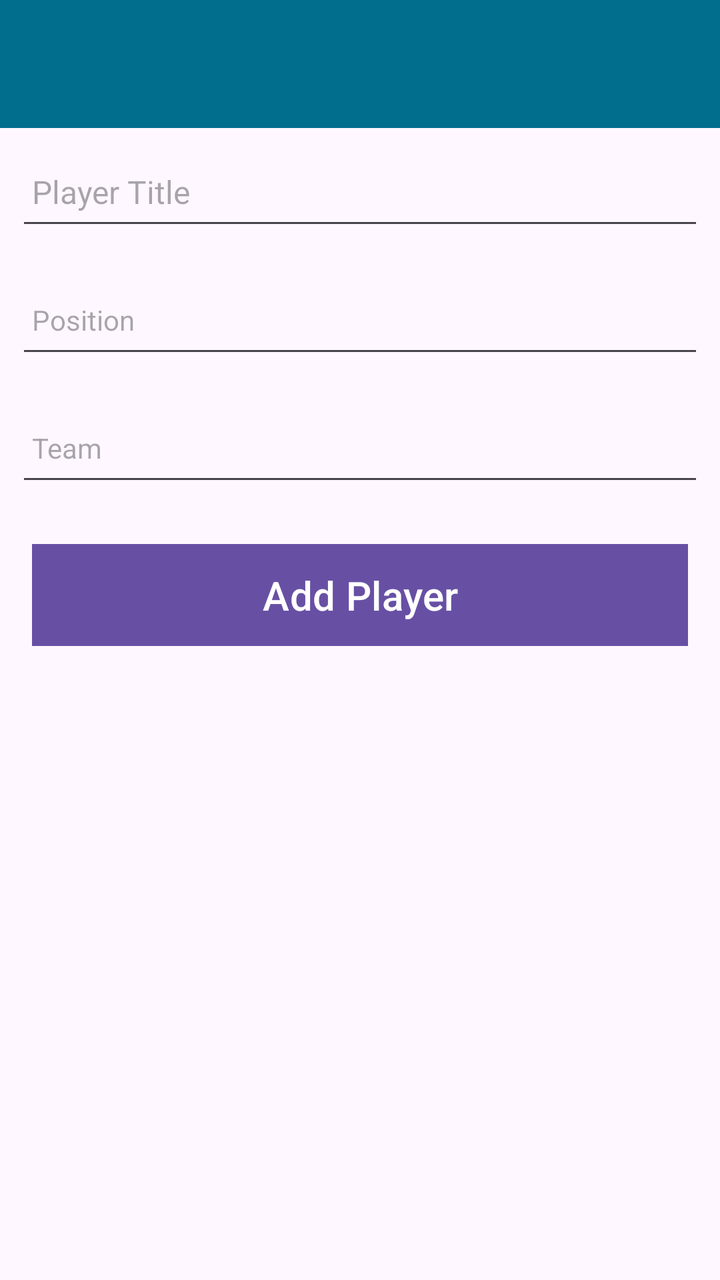
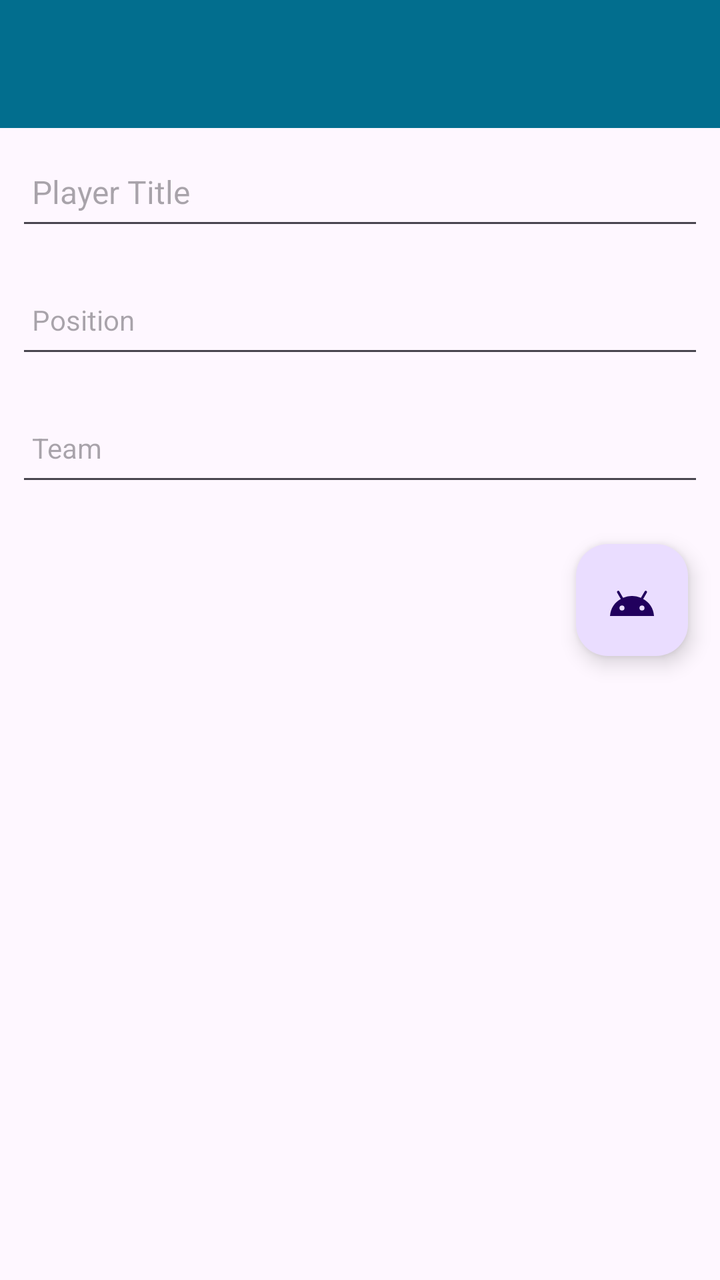

Before-and-after screenshots of an Android layout around one commit, followed by the original layout XML and the change that was made.
<!-- AndroidManifest.xml: application theme Theme.Basketball_club_application -->
<!-- res/layout/player_list.xml -->
<?xml version="1.0" encoding="utf-8"?>
<androidx.constraintlayout.widget.ConstraintLayout
    xmlns:android="http://schemas.android.com/apk/res/android"
    xmlns:app="http://schemas.android.com/apk/res-auto"
    xmlns:tools="http://schemas.android.com/tools"
    android:id="@+id/main"
    android:layout_width="match_parent"
    android:layout_height="match_parent"
    tools:context="PlayerList">

    <RelativeLayout
        android:layout_width="match_parent"
        android:layout_height="wrap_content"
        app:layout_constraintBottom_toBottomOf="parent"
        app:layout_constraintTop_toTopOf="parent">

        <com.google.android.material.appbar.AppBarLayout
            android:id="@+id/appBarLayout"
            android:layout_width="match_parent"
            android:layout_height="wrap_content"
            android:background="@color/colorAccent"
            android:fitsSystemWindows="true"
            app:elevation="0dip"
            app:theme="@style/ThemeOverlay.AppCompat.Dark.ActionBar">

            <androidx.appcompat.widget.Toolbar
                android:id="@+id/toolbarAdd"
                android:layout_width="match_parent"
                android:layout_height="wrap_content"
                app:titleTextColor="@color/colorPrimary" />
        </com.google.android.material.appbar.AppBarLayout>

        <ScrollView
            android:layout_width="match_parent"
            android:layout_height="match_parent"
            android:layout_below="@id/appBarLayout"
            android:fillViewport="true">

            <LinearLayout
                android:layout_width="match_parent"
                android:layout_height="wrap_content"
                android:orientation="vertical">

                <EditText
                    android:id="@+id/playerTitle"
                    android:layout_width="match_parent"
                    android:layout_height="48dp"
                    android:layout_margin="8dp"
                    android:autofillHints="hint"
                    android:hint="@string/hint_playerTitle"
                    android:inputType="text"
                    android:maxLength="25"
                    android:maxLines="1"
                    android:padding="8dp"
                    android:textColor="@color/colorPrimaryDark"
                    android:textSize="16sp" />

                <EditText
                    android:id="@+id/description"
                    android:layout_width="match_parent"
                    android:layout_height="48dp"
                    android:layout_margin="8dp"
                    android:hint="@string/hint_playerPosition"
                    android:inputType="text"
                    android:maxLength="25"
                    android:maxLines="1"
                    android:padding="8dp"
                    android:textColor="@color/colorPrimaryDark"
                    android:textSize="14sp" />

                <EditText
                    android:id="@+id/team"
                    android:layout_width="match_parent"
                    android:layout_height="48dp"
                    android:layout_margin="8dp"
                    android:hint="@string/hint_playerTeam"
                    android:inputType="text"
                    android:maxLength="25"
                    android:maxLines="1"
                    android:padding="8dp"
                    android:textColor="@color/colorPrimaryDark"
                    android:textSize="14sp" />

                <Button
                    android:id="@+id/btnAdd"
                    android:layout_width="match_parent"
                    android:layout_height="wrap_content"
                    android:layout_margin="16dp"
                    android:background="@color/colorAccent"
                    android:padding="8dp"
                    android:stateListAnimator="@null"
                    android:text="@string/button_addPlayer"
                    android:textColor="@color/colorPrimary"
                    android:textSize="20sp" />
            </LinearLayout>
        </ScrollView>

    </RelativeLayout>
</androidx.constraintlayout.widget.ConstraintLayout>
<!-- resources referenced by this layout -->
<resources>
  <color name="colorAccent">#026E8E</color>
  <color name="colorPrimary">#FFFFFFFF</color>
  <color name="colorPrimaryDark">#FF000000</color>
  <string name="button_addPlayer">Add Player</string>
  <string name="hint_playerPosition">Position </string>
  <string name="hint_playerTeam">Team </string>
  <string name="hint_playerTitle">Player Title</string>
  <style name="Theme.Basketball_club_application" parent="Base.Theme.Basketball_club_application" />
  <style name="Base.Theme.Basketball_club_application" parent="Theme.Material3.DayNight.NoActionBar">
          
          
      </style>
</resources>

<!-- the commit's change to res/layout/player_list.xml (unified diff, before → after) -->
@@ -81,17 +81,17 @@
                     android:textColor="@color/colorPrimaryDark"
                     android:textSize="14sp" />
 
-                <Button
+
+
+                <com.google.android.material.floatingactionbutton.FloatingActionButton
                     android:id="@+id/btnAdd"
-                    android:layout_width="match_parent"
+                    android:layout_width="wrap_content"
                     android:layout_height="wrap_content"
-                    android:layout_margin="16dp"
-                    android:background="@color/colorAccent"
-                    android:padding="8dp"
-                    android:stateListAnimator="@null"
-                    android:text="@string/button_addPlayer"
-                    android:textColor="@color/colorPrimary"
-                    android:textSize="20sp" />
+                    android:layout_gravity="end|bottom"
+                    android:src="@drawable/ic_add"
+                    android:contentDescription="@string/button_addPlayer"
+                    android:layout_margin="16dp" />
+
             </LinearLayout>
         </ScrollView>
 
<!-- resource entries referenced after the edit -->
@@ -3,6 +3,12 @@
   <color name="colorAccent">#026E8E</color>
   <color name="colorPrimary">#FFFFFFFF</color>
   <color name="colorPrimaryDark">#FF000000</color>
+  <!-- drawable ic_add (drawable) -->
+  <vector xmlns:android="http://schemas.android.com/apk/res/android" android:height="24dp" android:tint="#000000" android:viewportHeight="24" android:viewportWidth="24" android:width="24dp">
+          
+      <path android:fillColor="#FF000000" android:pathData="M17.6,11.48 L19.44,8.3a0.63,0.63 0,0 0,-1.09 -0.63l-1.88,3.24a11.43,11.43 0,0 0,-8.94 0L5.65,7.67a0.63,0.63 0,0 0,-1.09 0.63L6.4,11.48A10.81,10.81 0,0 0,1 20L23,20A10.81,10.81 0,0 0,17.6 11.48ZM7,17.25A1.25,1.25 0,1 1,8.25 16,1.25 1.25,0 0,1 7,17.25ZM17,17.25A1.25,1.25 0,1 1,18.25 16,1.25 1.25,0 0,1 17,17.25Z"/>
+      
+  </vector>
   <string name="button_addPlayer">Add Player</string>
   <string name="hint_playerPosition">Position </string>
   <string name="hint_playerTeam">Team </string>
